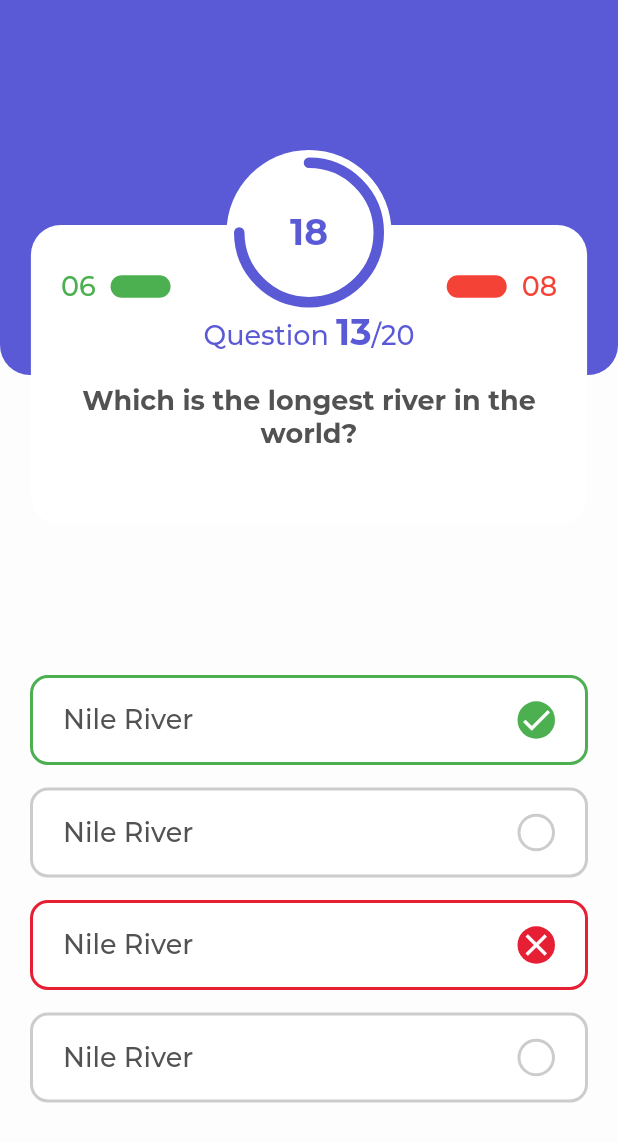
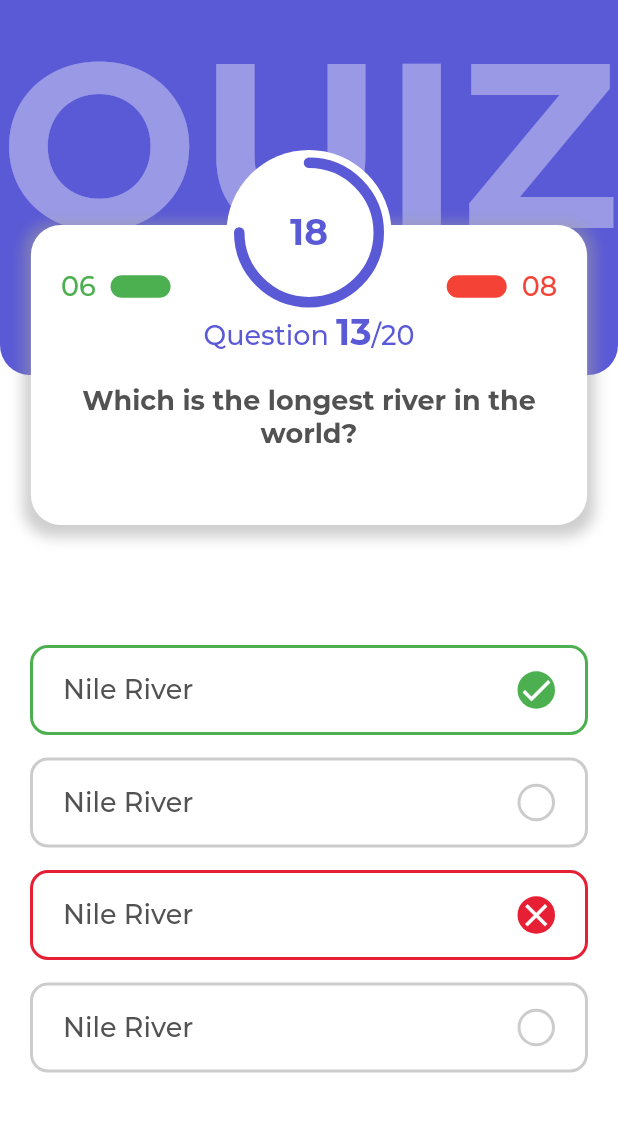
Before and after one commit to ShishirRijal/Quiz-App, a Flutter app: the screen it shows after launch, on a phone screen of 412 x 824 dp. Shown: the top 1142 px of the screen. Run offline on Flutter 3.47's test engine with Material 2 defaults, Android fonts, the phone set to English and light mode, and no system bars; drawn by our look-alikes of percent_indicator; our stand-ins replace cloud_firestore, firebase_auth, firebase_core, google_sign_in, lottie; accounts and stored records are empty.

Commit message:
quiz screen responsive

```diff
--- a/lib/screens/quiz_screen/quiz_screen.dart
+++ b/lib/screens/quiz_screen/quiz_screen.dart
@@ -13,17 +13,22 @@ class _QuizScreenState extends State<QuizScreen> {
   @override
   Widget build(BuildContext context) {
     final size = MediaQuery.of(context).size;
+    final isMobile = size.width < 480;
+    final double scaleFactor = isMobile ? 1.0 : 1.5;
+    final padding = isMobile ? 20.0 : 40.0;
+    final smallDevicePadding = size.height < 720 ? 120.0 : 180.0;
     return Scaffold(
-      backgroundColor: Color.fromARGB(242, 253, 253, 253),
-      body: Stack(
+      body: SingleChildScrollView(
+        child: Stack(
           alignment: Alignment.center,
           clipBehavior: Clip.none,
           children: [
             Column(
               children: [
                 Container(
-                height: 250,
-                width: size.width,
+                  alignment: Alignment.topCenter,
+                  height: isMobile ? 250 : 350,
+                  width: double.infinity,
                   decoration: const BoxDecoration(
                     color: ColorManager.primary,
                     borderRadius: BorderRadius.only(
@@ -31,23 +36,31 @@ class _QuizScreenState extends State<QuizScreen> {
                       bottomRight: Radius.circular(20.0),
                     ),
                   ),
+                  child: FittedBox(
+                    child: Text(
+                      "QUIZ",
+                      style: getBoldTextStyle(
+                        color: Colors.white38,
+                        size: 200.0,
                       ),
-              Expanded(
-                child: Padding(
-                  padding: const EdgeInsets.fromLTRB(20, 200, 20, 0),
+                    ),
+                  ),
+                ),
+                Padding(
+                  padding: EdgeInsets.fromLTRB(
+                      padding, smallDevicePadding, padding, padding),
                   child: Column(
                     // crossAxisAlignment: CrossAxisAlignment.center,
-                    children: const [
-                      AnserCard(isTapped: true, ans: 'true'),
-                      SizedBox(height: 15.0),
-                      AnserCard(isTapped: false, ans: 'false'),
-                      SizedBox(height: 15.0),
-                      AnserCard(isTapped: true, ans: 'false'),
-                      SizedBox(height: 15.0),
-                      AnserCard(isTapped: false, ans: 'false'),
+                    children: [
+                      const AnswerCard(isTapped: true, ans: 'true'),
+                      SizedBox(height: isMobile ? 15.0 : 20.0),
+                      const AnswerCard(isTapped: false, ans: 'false'),
+                      SizedBox(height: isMobile ? 15.0 : 20.0),
+                      const AnswerCard(isTapped: true, ans: 'false'),
+                      SizedBox(height: isMobile ? 15.0 : 20.0),
+                      const AnswerCard(isTapped: false, ans: 'false'),
                       //
                     ],
-                  ),
                   ),
                 ),
               ],
@@ -77,21 +90,22 @@ class _QuizScreenState extends State<QuizScreen> {
                   center: Text(
                     '18',
                     style: getBoldTextStyle(
-                    // size: 14,
                       color: ColorManager.primary,
                     ),
+                    textScaleFactor: scaleFactor,
                   ),
                 ),
               ),
             ),
           ],
         ),
+      ),
     );
   }
 }
 
-class AnserCard extends StatelessWidget {
-  const AnserCard({
+class AnswerCard extends StatelessWidget {
+  const AnswerCard({
     Key? key,
     required this.isTapped,
     required this.ans,
@@ -105,17 +119,20 @@ class AnserCard extends StatelessWidget {
 
   @override
   Widget build(BuildContext context) {
+    final bool isMobile = MediaQuery.of(context).size.width < 480;
+    final double scaleFactor = isMobile ? 1.0 : 1.5;
+
     return Container(
       padding: const EdgeInsets.symmetric(horizontal: 20.0, vertical: 10.0),
       width: double.infinity,
-      height: 60.0,
+      height: isMobile ? 60.0 : 75.0,
       decoration: BoxDecoration(
         color: Colors.white,
         border: Border.all(
           color: !isTapped
-              ? Color.fromARGB(255, 205, 204, 204)
+              ? const Color.fromARGB(255, 205, 204, 204)
               : (checkAnswer() ? ColorManager.correct : ColorManager.error),
-          width: 2.0,
+          width: 2.0 * scaleFactor,
         ),
         borderRadius: BorderRadius.circular(12.0),
       ),
@@ -123,28 +140,37 @@ class AnserCard extends StatelessWidget {
         crossAxisAlignment: CrossAxisAlignment.center,
         mainAxisAlignment: MainAxisAlignment.spaceBetween,
         children: [
-          Text("Nile River",
+          Flexible(
+            child: Text("Nile River",
+                textScaleFactor: scaleFactor,
                 style: getMediumTextStyle(color: ColorManager.darkGrey)),
-          Container(
-            height: 25,
-            width: 25,
+          ),
+          Flexible(
+            child: Container(
+              height: isMobile ? 25 : 35,
+              width: isMobile ? 25 : 35,
               decoration: BoxDecoration(
                 color: !isTapped
                     ? Colors.transparent
-                  : (checkAnswer() ? ColorManager.correct : ColorManager.error),
+                    : (checkAnswer()
+                        ? ColorManager.correct
+                        : ColorManager.error),
                 borderRadius: BorderRadius.circular(15.0),
                 border: isTapped
                     ? null
                     : Border.all(
                         color: const Color.fromARGB(255, 205, 204, 204),
-                      width: 2.0,
+                        width: 2.0 * scaleFactor,
                       ),
               ),
               child: !isTapped
                   ? null
-                : Icon(
+                  : FittedBox(
+                      child: Icon(
                         checkAnswer() ? Icons.check : Icons.close,
                         color: Colors.white,
+                      ),
+                    ),
             ),
           ),
         ],
@@ -163,11 +189,21 @@ class QuestionCard extends StatelessWidget {
 
   @override
   Widget build(BuildContext context) {
+    final bool isMobile = size.width < 480;
+    final double scaleFactor = isMobile ? 1.0 : 1.5;
     return Container(
       padding: const EdgeInsets.symmetric(horizontal: 20.0, vertical: 10.0),
-      height: 200.0,
+      height: isMobile ? 200 : 300,
       width: size.width * 0.9,
       decoration: BoxDecoration(
+        boxShadow: [
+          BoxShadow(
+            color: Colors.grey.withOpacity(0.5),
+            spreadRadius: 5,
+            blurRadius: 7,
+            offset: const Offset(0, 3), // changes position of shadow
+          ),
+        ],
         color: Colors.white,
         borderRadius: BorderRadius.circular(20.0),
       ),
@@ -177,15 +213,16 @@ class QuestionCard extends StatelessWidget {
           const SizedBox(height: 20.0),
           Row(
             mainAxisAlignment: MainAxisAlignment.spaceBetween,
-            children: const [
-              LabelledChip(isWrong: false, score: 06),
-              LabelledChip(isWrong: true, score: 08),
+            children: [
+              LabelledChip(isWrong: false, score: 06, scaleFactor: scaleFactor),
+              LabelledChip(isWrong: true, score: 08, scaleFactor: scaleFactor),
             ],
           ),
           const SizedBox(height: 5.0),
           Flexible(
             child: RichText(
                 textAlign: TextAlign.center,
+                textScaleFactor: scaleFactor,
                 text: TextSpan(children: [
                   TextSpan(
                       text: "Question ",
@@ -202,6 +239,7 @@ class QuestionCard extends StatelessWidget {
           Align(
             child: Text("Which is the longest river in the world?",
                 textAlign: TextAlign.center,
+                textScaleFactor: scaleFactor,
                 style: getMediumTextStyle(
                   fontWeight: FontWeight.bold,
                   color: ColorManager.darkGrey,
@@ -218,29 +256,43 @@ class LabelledChip extends StatelessWidget {
     Key? key,
     required this.isWrong,
     required this.score,
+    required this.scaleFactor,
   }) : super(key: key);
   final bool isWrong;
   final int score;
+  final double scaleFactor;
   @override
   Widget build(BuildContext context) {
     return Row(
       mainAxisAlignment: MainAxisAlignment.start,
       children: [
         if (!isWrong)
-          Text(score < 10 ? '0$score' : '$score',
-              style: getMediumTextStyle(color: Colors.green)),
-        Container(
-          height: 15.0,
-          width: 40.0,
+          FittedBox(
+            child: Text(
+              score < 10 ? '0$score' : '$score',
+              style: getMediumTextStyle(color: Colors.green),
+              textScaleFactor: scaleFactor,
+            ),
+          ),
+        FittedBox(
+          child: Container(
+            height: 15.0 * scaleFactor,
+            width: 40.0 * scaleFactor,
             margin: const EdgeInsets.symmetric(horizontal: 10.0),
             decoration: BoxDecoration(
               color: isWrong ? Colors.red : Colors.green,
               borderRadius: BorderRadius.circular(20.0),
             ),
           ),
+        ),
         if (isWrong)
-          Text(score < 10 ? '0$score' : '$score',
-              style: getMediumTextStyle(color: Colors.red)),
+          Text(
+            score < 10 ? '0$score' : '$score',
+            style: getMediumTextStyle(
+              color: Colors.red,
+            ),
+            textScaleFactor: scaleFactor,
+          ),
       ],
     );
   }
```
Lines whose indentation alone changed are shown as unchanged.
